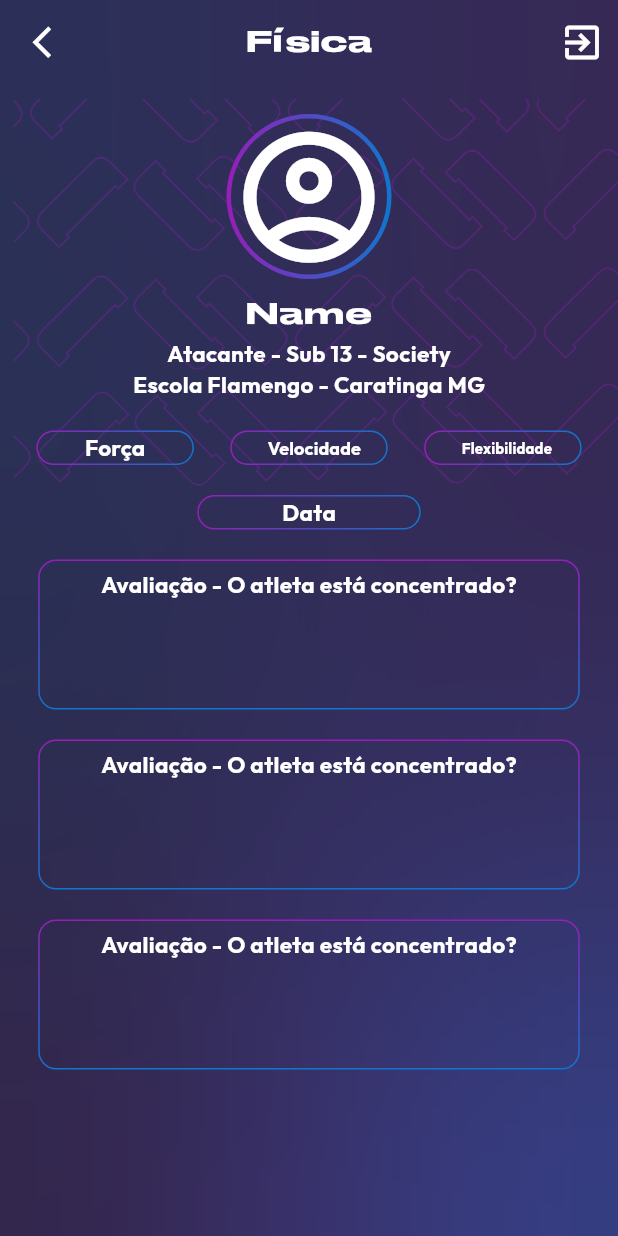
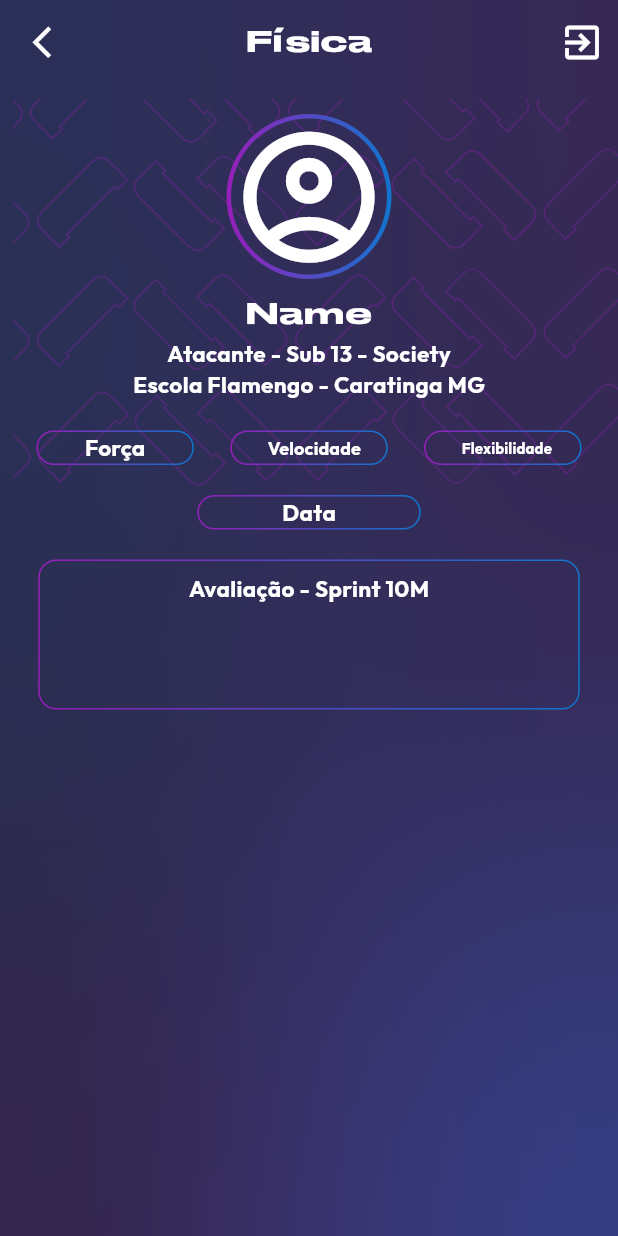
Before and after one commit to heliobryan/DESS, a Flutter app: the AvafisPage screen opened by its route, on a phone screen of 412 x 824 dp. Run offline on Flutter 3.47's test engine with Material 3 defaults, Android fonts, the light colour scheme and no system bars; drawn by our look-alikes of outline_gradient_button; our stand-ins replace firebase_auth, firebase_core, flutter_svg, google_sign_in, gradient_borders; accounts and stored records are empty.

Commit message:
first commit

```diff
--- a/lib/App/Source/Screens/Home/Avaliation/avafis.dart
+++ b/lib/App/Source/Screens/Home/Avaliation/avafis.dart
@@ -3,6 +3,7 @@ import 'package:dess/App/Source/Screens/Register/initial_page.dart';
 import 'package:firebase_auth/firebase_auth.dart';
 import 'package:flutter/material.dart';
 import 'package:gradient_borders/box_borders/gradient_box_border.dart';
+import 'package:outline_gradient_button/outline_gradient_button.dart';
 
 class AvafisPage extends StatefulWidget {
   const AvafisPage({super.key});
@@ -287,123 +288,41 @@ class _AvafisPageState extends State<AvafisPage> {
                   SizedBox(
                     width: 361,
                     height: 100,
-                    child: Container(
-                      decoration: const BoxDecoration(
-                        borderRadius: BorderRadius.all(Radius.circular(12)),
-                        border: GradientBoxBorder(
-                          gradient: LinearGradient(
+                    child: OutlineGradientButton(
+                      strokeWidth: 1,
+                      gradient: const LinearGradient(
                         colors: <Color>[
                           Color(0xFF981DB9),
                           Color(0xFF0F76CE),
                         ],
-                            begin: Alignment.topCenter,
-                            end: Alignment.bottomCenter,
                       ),
-                        ),
-                      ),
+                      radius: const Radius.circular(12),
+                      padding: const EdgeInsets.symmetric(
+                          horizontal: 20, vertical: 8),
                       child: const Center(
+                        child: Row(
+                          mainAxisAlignment: MainAxisAlignment.center,
+                          children: [
+                            Center(
                               child: Column(
                                 mainAxisAlignment: MainAxisAlignment.start,
                                 children: [
-                            SizedBox(height: 5),
                                   Text(
-                              'Avaliação - O atleta está concentrado?',
+                                    'Avaliação - Sprint 10M',
                                     style: TextStyle(
+                                      fontFamily: 'OUTFIT',
+                                      fontSize: 15,
                                       color: Colors.white,
-                                fontFamily: 'OUTFIT',
                                       fontWeight: FontWeight.bold,
-                                fontSize: 15,
                                     ),
-                            ),
-                            Row(
-                              mainAxisAlignment: MainAxisAlignment.center,
-                              children: [],
                                   ),
                                 ],
                               ),
                             ),
-                    ),
-                  ),
-                  const SizedBox(height: 20),
-                  SizedBox(
-                    width: 361,
-                    height: 100,
-                    child: Container(
-                      decoration: const BoxDecoration(
-                        borderRadius: BorderRadius.all(Radius.circular(12)),
-                        border: GradientBoxBorder(
-                          gradient: LinearGradient(
-                            colors: <Color>[
-                              Color(0xFF981DB9),
-                              Color(0xFF0F76CE),
-                            ],
-                            begin: Alignment.topCenter,
-                            end: Alignment.bottomCenter,
-                          ),
-                        ),
-                      ),
-                      child: const Center(
-                        child: Column(
-                          mainAxisAlignment: MainAxisAlignment.start,
-                          children: [
-                            SizedBox(height: 5),
-                            Text(
-                              'Avaliação - O atleta está concentrado?',
-                              style: TextStyle(
-                                color: Colors.white,
-                                fontFamily: 'OUTFIT',
-                                fontWeight: FontWeight.bold,
-                                fontSize: 15,
-                              ),
-                            ),
-                            Row(
-                              mainAxisAlignment: MainAxisAlignment.center,
-                              children: [],
-                            ),
                           ],
                         ),
                       ),
-                    ),
-                  ),
-                  const SizedBox(height: 20),
-                  SizedBox(
-                    width: 361,
-                    height: 100,
-                    child: Container(
-                      decoration: const BoxDecoration(
-                        borderRadius: BorderRadius.all(Radius.circular(12)),
-                        border: GradientBoxBorder(
-                          gradient: LinearGradient(
-                            colors: <Color>[
-                              Color(0xFF981DB9),
-                              Color(0xFF0F76CE),
-                            ],
-                            begin: Alignment.topCenter,
-                            end: Alignment.bottomCenter,
-                          ),
-                        ),
-                      ),
-                      child: const Center(
-                        child: Column(
-                          mainAxisAlignment: MainAxisAlignment.start,
-                          children: [
-                            SizedBox(height: 5),
-                            Text(
-                              'Avaliação - O atleta está concentrado?',
-                              style: TextStyle(
-                                color: Colors.white,
-                                fontFamily: 'OUTFIT',
-                                fontWeight: FontWeight.bold,
-                                fontSize: 15,
-                              ),
-                            ),
-                            Row(
-                              mainAxisAlignment: MainAxisAlignment.center,
-                              children: [],
-                            ),
-                          ],
-                        ),
-                      ),
+                      onTap: () => Navigator.pushNamed(context, 'avatecPage'),
                     ),
                   ),
                 ],
--- a/pubspec.yaml
+++ b/pubspec.yaml
@@ -43,6 +43,7 @@ dependencies:
   firebase_auth: ^5.1.2
   google_sign_in: ^6.2.1
   flutter_facebook_auth: ^7.0.1
+  stop_watch_timer: ^3.1.1
 
 
 dev_dependencies:
```
Also changed, not shown: pubspec.lock. Lines whose indentation alone changed are shown as unchanged.
